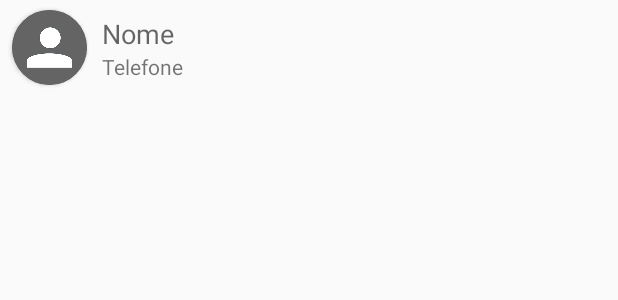
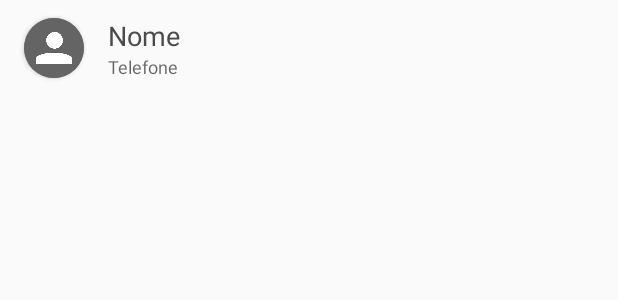
Before and after one commit to dposs/Agenda, an Android app: the layout list_item_aluno.xml on its own in the app's theme, with its tools: preview values and no code run, on a phone screen of 412 x 824 dp. Shown: the top 300 px of the screen. Run offline under Robolectric (Android 15) with nearby library versions, the phone set to English and light mode, and no system bars.

Commit message:
2018-03-28

```diff
--- a/app/src/main/res/layout/activity_alunos.xml
+++ b/app/src/main/res/layout/activity_alunos.xml
@@ -9,7 +9,8 @@
     <ListView
         android:id="@+id/alunos_list"
         android:layout_width="match_parent"
-        android:layout_height="wrap_content"/>
+        android:layout_height="wrap_content"
+        android:divider="@drawable/list_divider"/>
 
     <android.support.design.widget.FloatingActionButton
         android:id="@+id/alunos_fab_create"
--- a/app/src/main/res/layout/list_item_aluno.xml
+++ b/app/src/main/res/layout/list_item_aluno.xml
@@ -7,18 +7,18 @@
     android:gravity="center_vertical">
 
     <android.support.v7.widget.CardView
-        android:layout_width="50dp"
-        android:layout_height="50dp"
-        app:cardCornerRadius="25dp"
+        android:layout_width="40dp"
+        android:layout_height="40dp"
+        app:cardCornerRadius="20dp"
         android:layout_centerHorizontal="true"
         android:shape="ring"
-        android:layout_marginLeft="8dp"
+        android:layout_margin="16dp"
         app:cardBackgroundColor="@color/colorPrimaryDark">
 
         <ImageView
             android:id="@+id/item_aluno_foto"
-            android:layout_width="50dp"
-            android:layout_height="50dp"
+            android:layout_width="40dp"
+            android:layout_height="40dp"
             android:src="@drawable/blank_picture"
             android:layout_alignParentTop="true"
             android:layout_centerHorizontal="true" />
@@ -26,25 +26,26 @@
     </android.support.v7.widget.CardView>
 
     <LinearLayout
+        android:id="@+id/item_aluno_layout"
         android:layout_width="wrap_content"
         android:layout_height="match_parent"
         android:orientation="vertical"
-        android:gravity="center_vertical"
-        android:layout_marginLeft="10dp">
+        android:gravity="center_vertical">
 
         <TextView
             android:id="@+id/item_aluno_nome"
             android:layout_width="wrap_content"
             android:layout_height="wrap_content"
             android:text="Nome"
-            android:textAppearance="@style/TextAppearance.AppCompat.Medium"/>
+            android:textAppearance="@style/TextAppearance.AppCompat.Medium"
+            android:textColor="@color/colorPrimaryDark"/>
 
         <TextView
             android:id="@+id/item_aluno_telefone"
             android:layout_width="wrap_content"
             android:layout_height="wrap_content"
             android:text="Telefone"
-            android:textAppearance="@style/TextAppearance.AppCompat.Small" />
+            android:textAppearance="@style/TextAppearance.AppCompat.Caption" />
 
     </LinearLayout>
 
```
Also changed, not shown: app/src/main/java/br/com/alura/agenda/activity/AlunoActivity.java (+30 -10 lines), app/src/main/java/br/com/alura/agenda/adapter/AlunoAdapter.java (+19 -8 lines), app/src/main/res/drawable/list_divider.xml (added, +9 -0 lines).
